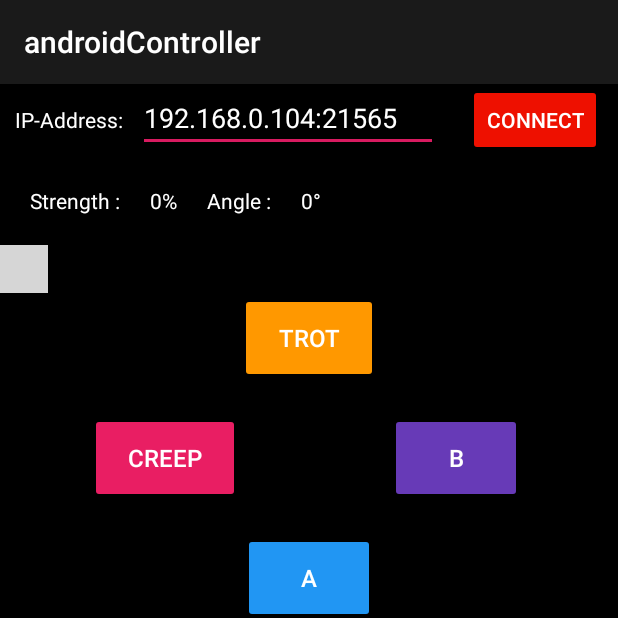
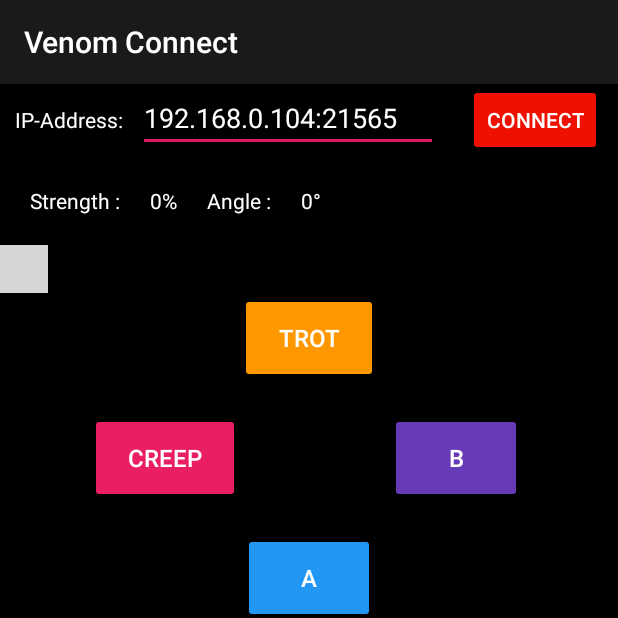
Before and after one commit to chinmaynehate/Venom, an Android app: the screen it shows after launch (MainActivity), after a tap on "CONNECT", on a phone screen of 412 x 824 dp, the top half of it. Run offline under Robolectric (Android 15) with nearby library versions, the phone set to English and light mode, and no system bars; libraries missing offline, so code that uses them is left out: io.github.controlwear.virtual; plain views replace JoystickView; 2 statements that could not run were skipped; grey boxes are pictures that could not be loaded.

Commit message:
Changed App Title Bar

```diff
--- a/Android/app/src/main/java/com/example/androidcontroller/MainActivity.java
+++ b/Android/app/src/main/java/com/example/androidcontroller/MainActivity.java
@@ -1,6 +1,8 @@
 package com.example.androidcontroller;
 
 import android.annotation.SuppressLint;
+import android.content.res.ColorStateList;
+import android.graphics.Color;
 import android.os.AsyncTask;
 import android.support.v7.app.AppCompatActivity;
 import android.os.Bundle;
@@ -93,7 +95,10 @@ public class MainActivity extends AppCompatActivity {
 
     void setIPAddress(String ip,int port)
     {
-        isIpSet=true;
+        if(isIpSet ==false)
+        {
+            isIpSet=true;
+        }
         IpAddress =  ip;
         wifiModulePort=port;
         Log.i("JOYCONS","IP_Address is set to :" + IpAddress+" , Port:"+Integer.toString(port));
--- a/Android/app/src/main/res/values/strings.xml
+++ b/Android/app/src/main/res/values/strings.xml
@@ -1,3 +1,3 @@
 <resources>
-    <string name="app_name">androidController</string>
+    <string name="app_name">Venom Connect</string>
 </resources>
```
